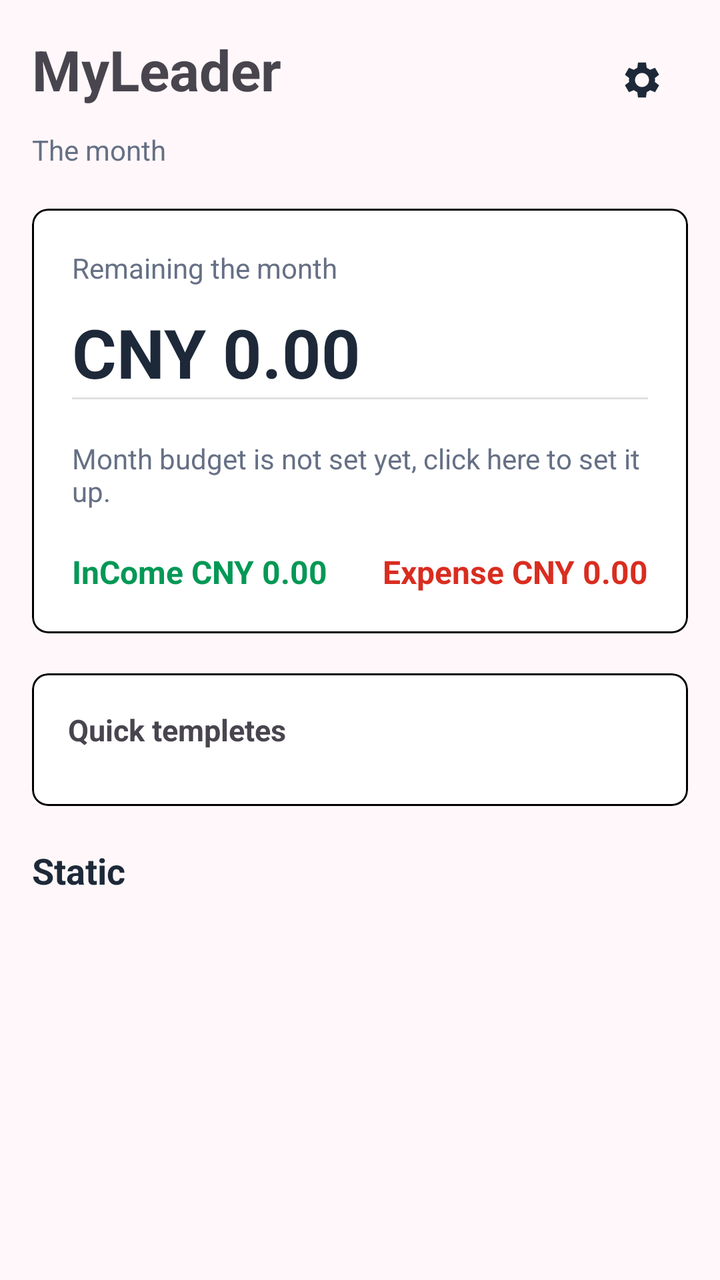
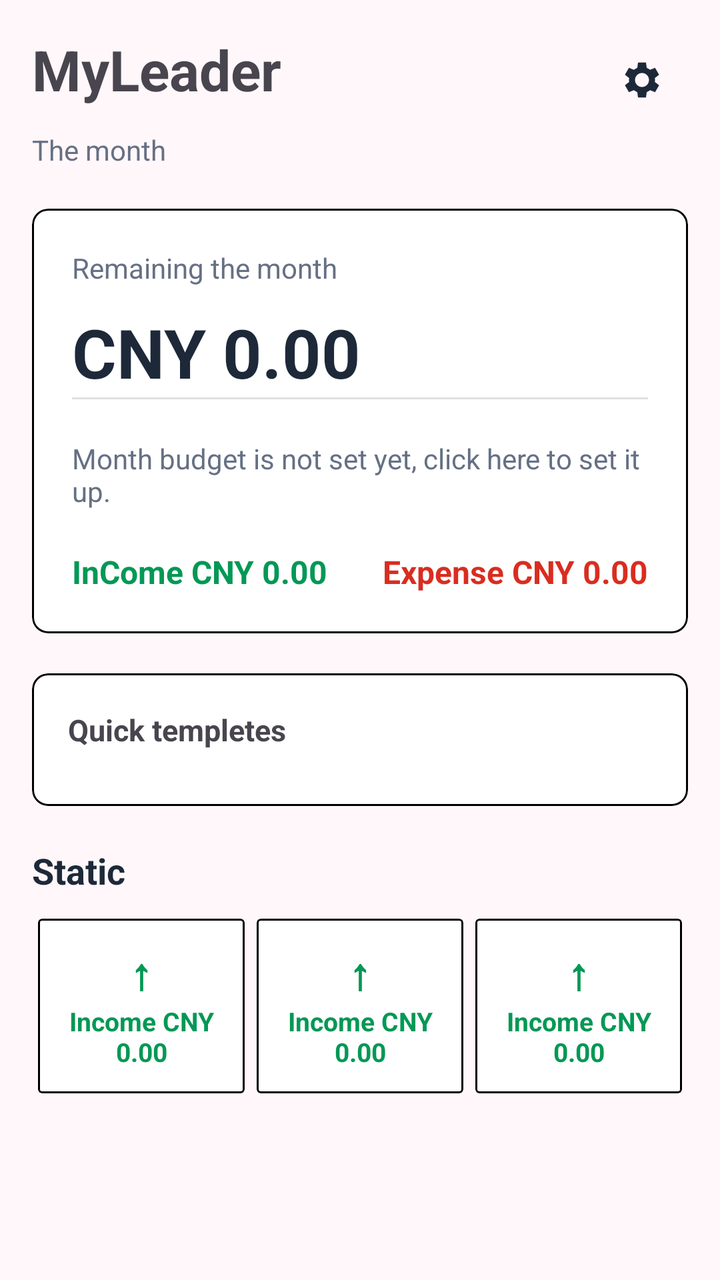

An Android layout rendered at two revisions. The XML below is the earlier revision; the diff shows what the commit changed to produce the second picture.
<!-- AndroidManifest.xml: application theme Theme.AccountApp -->
<!-- res/layout/activity_main.xml -->
<?xml version="1.0" encoding="utf-8"?>
<androidx.constraintlayout.widget.ConstraintLayout xmlns:android="http://schemas.android.com/apk/res/android"
    xmlns:app="http://schemas.android.com/apk/res-auto"
    xmlns:tools="http://schemas.android.com/tools"
    android:id="@+id/main"
    android:background="@color/app_background"
    android:layout_width="match_parent"
    android:layout_height="match_parent"
    tools:context=".MainActivity">
    <ScrollView
        android:id="@+id/mian_scroll_view"
        android:layout_width="match_parent"
        android:layout_height="0dp"
        android:fillViewport="true"
        app:layout_constraintLeft_toLeftOf="parent"
        app:layout_constraintRight_toRightOf="parent"
        app:layout_constraintBottom_toBottomOf="parent"
        app:layout_constraintTop_toTopOf="parent">
        <androidx.constraintlayout.widget.ConstraintLayout
            android:id="@+id/main_content"
            android:layout_width="match_parent"
            android:layout_height="wrap_content"
            android:paddingStart="16dp"
            android:paddingTop="16dp"
            android:paddingEnd="16dp"
            android:paddingBottom="16dp">
            <LinearLayout
                android:id="@+id/pageColumn"
                android:layout_width="0dp"
                android:layout_height="wrap_content"
                android:orientation="vertical"
                app:layout_constraintStart_toStartOf="parent"
                app:layout_constraintEnd_toEndOf="parent"
                app:layout_constraintTop_toTopOf="parent">
                <androidx.constraintlayout.widget.ConstraintLayout
                    android:id="@+id/homeHeader"
                    android:layout_width="match_parent"
                    android:layout_height="wrap_content">
                    <ImageButton
                        android:id="@+id/home_setting"
                        android:layout_width="48dp"
                        android:layout_height="48dp"
                        android:background="?attr/selectableItemBackground"
                        android:contentDescription="Setings"
                        android:padding="12dp"
                        app:layout_constraintEnd_toEndOf="parent"
                        app:layout_constraintTop_toTopOf="parent"
                        app:srcCompat="@drawable/ic_settings"
                        app:tint="@color/text_primary">

                    </ImageButton>
                    <TextView
                        android:id="@+id/titleText"
                        android:layout_width="0dp"
                        android:layout_height="wrap_content"
                        android:layout_marginEnd="12dp"
                        android:text="MyLeader"
                        android:textSize="28dp"
                        android:textStyle="bold"
                        app:layout_constraintStart_toStartOf="parent"
                        app:layout_constraintEnd_toStartOf="@id/home_setting"
                        app:layout_constraintTop_toTopOf="parent">
                    </TextView>
                    <TextView
                        android:layout_width="0dp"
                        android:layout_height="wrap_content"
                        android:text="The month"
                        android:textSize="14sp"
                        android:textColor="@color/text_secondary"
                        android:layout_marginTop="12dp"
                        android:layout_marginEnd="12dp"
                        app:layout_constraintTop_toBottomOf="@id/titleText"
                        app:layout_constraintEnd_toStartOf="@id/home_setting"
                        app:layout_constraintStart_toStartOf="parent">

                    </TextView>
                </androidx.constraintlayout.widget.ConstraintLayout>

                <com.google.android.material.card.MaterialCardView
                    android:id="@+id/summaryCard"
                    android:layout_width="match_parent"
                    android:layout_height="wrap_content"
                    android:layout_marginTop="20dp"
                    app:cardBackgroundColor="@color/white"
                    app:cardCornerRadius="8dp"
                    app:cardElevation="0dp"
                    app:strokeColor="@color/black"
                    app:strokeWidth="1dp">
                    <LinearLayout
                        android:layout_width="match_parent"
                        android:layout_height="wrap_content"
                        android:orientation="vertical"
                        android:padding="20dp">

                        <TextView
                            android:layout_width="match_parent"
                            android:layout_height="wrap_content"
                            android:text="Remaining the month"
                            android:textColor="@color/text_secondary"
                            android:textSize="14sp">
                        </TextView>
                        <TextView
                            android:layout_width="match_parent"
                            android:layout_height="wrap_content"
                            android:layout_marginTop="10dp"
                            android:text="CNY 0.00"
                            android:textColor="@color/text_primary"
                            android:textSize="34sp"
                            android:textStyle="bold">

                        </TextView>
                        <View
                            android:layout_width="match_parent"
                            android:layout_height="1dp"
                            android:background="#E0E0E0"/>
                        <TextView
                            android:layout_width="match_parent"
                            android:layout_height="wrap_content"
                            android:layout_marginTop="20dp"
                            android:text="Month budget is not set yet, click here to set it up."
                            android:textColor="@color/text_secondary"
                            android:textSize="14sp">

                        </TextView>
                        <LinearLayout
                            android:layout_width="match_parent"
                            android:layout_height="wrap_content"
                            android:layout_marginTop="20dp"
                            android:orientation="horizontal">
                            <TextView
                                android:layout_width="0dp"
                                android:layout_height="wrap_content"
                                android:layout_weight="1"
                                android:text="InCome CNY 0.00"
                                android:textSize="16sp"
                                android:textStyle="bold"
                                android:textColor="@color/income">

                            </TextView>
                            <TextView
                                android:layout_width="0dp"
                                android:layout_height="wrap_content"
                                android:layout_weight="1"
                                android:text="Expense CNY 0.00"
                                android:textSize="16sp"
                                android:textStyle="bold"
                                android:textColor="@color/expense"
                                android:gravity="end">

                            </TextView>
                        </LinearLayout>
                    </LinearLayout>
                </com.google.android.material.card.MaterialCardView>

                <com.google.android.material.card.MaterialCardView
                    android:layout_width="match_parent"
                    android:layout_height="wrap_content"
                    android:layout_marginTop="20dp"
                    app:cardBackgroundColor="@color/white"
                    app:cardCornerRadius="8dp"
                    app:cardElevation="0dp"
                    app:strokeColor="@color/black"
                    app:strokeWidth="1dp">
                    <LinearLayout
                        android:layout_width="match_parent"
                        android:layout_height="wrap_content"
                        android:orientation="vertical"
                        android:padding="18dp">
                        <TextView
                            android:layout_width="match_parent"
                            android:layout_height="wrap_content"
                            android:text="Quick templetes"
                            android:textSize="15sp"
                            android:textStyle="bold">

                        </TextView>
                        <HorizontalScrollView
                            android:layout_width="match_parent"
                            android:layout_height="wrap_content"
                            android:layout_marginTop="10dp"
                            android:scrollbars="none">
                            <LinearLayout
                                android:layout_width="wrap_content"
                                android:layout_height="wrap_content"
                                android:orientation="horizontal">
                            </LinearLayout>

                        </HorizontalScrollView>
                    </LinearLayout>
                </com.google.android.material.card.MaterialCardView>
                <TextView
                    android:layout_width="match_parent"
                    android:layout_height="wrap_content"
                    android:layout_marginTop="20dp"
                    android:text="Static"
                    android:textColor="@color/text_primary"
                    android:textSize="18sp"
                    android:textStyle="bold">

                </TextView>
                <LinearLayout
                    android:layout_width="match_parent"
                    android:layout_height="wrap_content"
                    android:layout_marginTop="12dp"
                    android:orientation="horizontal">

                </LinearLayout>
            </LinearLayout>
        </androidx.constraintlayout.widget.ConstraintLayout>
        
    </ScrollView>



</androidx.constraintlayout.widget.ConstraintLayout>
<!-- resources referenced by this layout -->
<resources>
  <color name="app_background">#FFF7F9</color>
  <color name="black">#FF000000</color>
  <color name="expense">#D92D20</color>
  <color name="income">#039855</color>
  <color name="text_primary">#1D2939</color>
  <color name="text_secondary">#667085</color>
  <color name="white">#FFFFFFFF</color>
  <!-- drawable ic_settings (drawable) -->
  <vector xmlns:android="http://schemas.android.com/apk/res/android"
      android:width="24dp"
      android:height="24dp"
      android:viewportWidth="24"
      android:viewportHeight="24">
      <path
          android:fillColor="@color/text_primary"
          android:pathData="M19.43,12.98C19.47,12.66 19.5,12.34 19.5,12C19.5,11.66 19.47,11.33 19.42,11.02L21.54,9.37L19.54,5.91L17.04,6.91C16.52,6.51 15.96,6.18 15.35,5.92L15,3.25H11L10.65,5.92C10.04,6.18 9.48,6.52 8.96,6.91L6.46,5.91L4.46,9.37L6.58,11.02C6.53,11.33 6.5,11.66 6.5,12C6.5,12.34 6.53,12.66 6.57,12.98L4.46,14.63L6.46,18.09L8.96,17.09C9.48,17.49 10.04,17.82 10.65,18.08L11,20.75H15L15.35,18.08C15.96,17.82 16.52,17.48 17.04,17.09L19.54,18.09L21.54,14.63L19.43,12.98ZM13,15.5C11.07,15.5 9.5,13.93 9.5,12C9.5,10.07 11.07,8.5 13,8.5C14.93,8.5 16.5,10.07 16.5,12C16.5,13.93 14.93,15.5 13,15.5Z" />
  </vector>
  <style name="Theme.AccountApp" parent="Base.Theme.AccountApp" />
  <style name="Base.Theme.AccountApp" parent="Theme.Material3.DayNight.NoActionBar">
          
          
          <item name="android:navigationBarColor">@android:color/transparent</item>
          <item name="android:windowLightNavigationBar">false</item>
      </style>
</resources>

<!-- the commit's change to res/layout/activity_main.xml (unified diff, before → after) -->
@@ -203,7 +203,128 @@
                     android:layout_height="wrap_content"
                     android:layout_marginTop="12dp"
                     android:orientation="horizontal">
-
+                    <com.google.android.material.card.MaterialCardView
+                        android:layout_width="0dp"
+                        android:layout_height="wrap_content"
+                        android:layout_weight="1"
+                        android:layout_marginStart="3dp"
+                        android:layout_marginEnd="3dp"
+                        app:cardBackgroundColor="@color/cardview_light_background"
+                        app:cardCornerRadius="2dp"
+                        app:cardElevation="0dp"
+                        app:strokeColor="@color/black"
+                        app:strokeWidth="1dp">
+                        <LinearLayout
+                            android:layout_width="match_parent"
+                            android:layout_height="wrap_content"
+                            android:gravity="center"
+                            android:orientation="vertical"
+                            android:padding="12dp">
+                            <TextView
+                                android:layout_width="wrap_content"
+                                android:layout_height="wrap_content"
+                                android:text="↑"
+                                android:textColor="@color/income"
+                                android:textSize="22sp"
+                                android:textStyle="bold">
+
+                            </TextView>
+                            <TextView
+                                android:layout_width="match_parent"
+                                android:layout_height="wrap_content"
+                                android:gravity="center"
+                                android:text="Income CNY 0.00"
+                                android:textColor="@color/income"
+                                android:textSize="13sp"
+                                android:textStyle="bold">
+
+                            </TextView>
+                        </LinearLayout>
+
+
+                    </com.google.android.material.card.MaterialCardView>
+
+                    <com.google.android.material.card.MaterialCardView
+                        android:layout_width="0dp"
+                        android:layout_height="wrap_content"
+                        android:layout_weight="1"
+                        android:layout_marginStart="3dp"
+                        android:layout_marginEnd="3dp"
+                        app:cardBackgroundColor="@color/cardview_light_background"
+                        app:cardCornerRadius="2dp"
+                        app:cardElevation="0dp"
+                        app:strokeColor="@color/black"
+                        app:strokeWidth="1dp">
+                        <LinearLayout
+                            android:layout_width="match_parent"
+                            android:layout_height="wrap_content"
+                            android:gravity="center"
+                            android:orientation="vertical"
+                            android:padding="12dp">
+                            <TextView
+                                android:layout_width="wrap_content"
+                                android:layout_height="wrap_content"
+                                android:text="↑"
+                                android:textColor="@color/income"
+                                android:textSize="22sp"
+                                android:textStyle="bold">
+
+                            </TextView>
+                            <TextView
+                                android:layout_width="match_parent"
+                                android:layout_height="wrap_content"
+                                android:gravity="center"
+                                android:text="Income CNY 0.00"
+                                android:textColor="@color/income"
+                                android:textSize="13sp"
+                                android:textStyle="bold">
+
+                            </TextView>
+                        </LinearLayout>
+
+
+                    </com.google.android.material.card.MaterialCardView>
+
+                    <com.google.android.material.card.MaterialCardView
+                        android:layout_width="0dp"
+                        android:layout_height="wrap_content"
+                        android:layout_weight="1"
+                        android:layout_marginStart="3dp"
+                        android:layout_marginEnd="3dp"
+                        app:cardBackgroundColor="@color/cardview_light_background"
+                        app:cardCornerRadius="2dp"
+                        app:cardElevation="0dp"
+                        app:strokeColor="@color/black"
+                        app:strokeWidth="1dp">
+                        <LinearLayout
+                            android:layout_width="match_parent"
+                            android:layout_height="wrap_content"
+                            android:gravity="center"
+                            android:orientation="vertical"
+                            android:padding="12dp">
+                            <TextView
+                                android:layout_width="wrap_content"
+                                android:layout_height="wrap_content"
+                                android:text="↑"
+                                android:textColor="@color/income"
+                                android:textSize="22sp"
+                                android:textStyle="bold">
+
+                            </TextView>
+                            <TextView
+                                android:layout_width="match_parent"
+                                android:layout_height="wrap_content"
+                                android:gravity="center"
+                                android:text="Income CNY 0.00"
+                                android:textColor="@color/income"
+                                android:textSize="13sp"
+                                android:textStyle="bold">
+
+                            </TextView>
+                        </LinearLayout>
+
+
+                    </com.google.android.material.card.MaterialCardView>
                 </LinearLayout>
             </LinearLayout>
         </androidx.constraintlayout.widget.ConstraintLayout>
